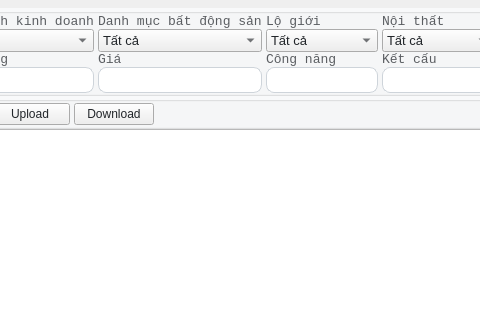
dinhbinhnguyen0105/python.my-manager, file ui/page_re.ui: the form before one commit; both pictures show x 189 to 669 and y 0 to 320 of the 1200 by 600 pixel window.
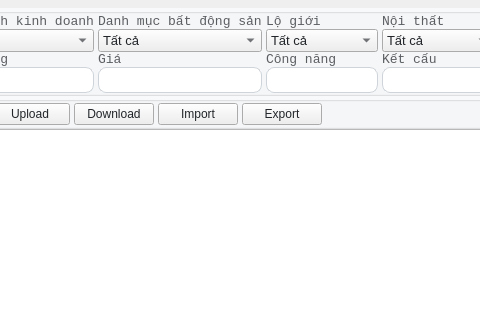
The form after the commit.

The edit to the form file:
```diff
--- a/ui/page_re.ui
+++ b/ui/page_re.ui
@@ -821,6 +821,20 @@
                  </property>
                 </widget>
                </item>
+               <item>
+                <widget class="QPushButton" name="action_import_btn">
+                 <property name="text">
+                  <string>Import</string>
+                 </property>
+                </widget>
+               </item>
+               <item>
+                <widget class="QPushButton" name="action_export_btn">
+                 <property name="text">
+                  <string>Export</string>
+                 </property>
+                </widget>
+               </item>
                <item>
                 <spacer name="space">
                  <property name="orientation">
```
